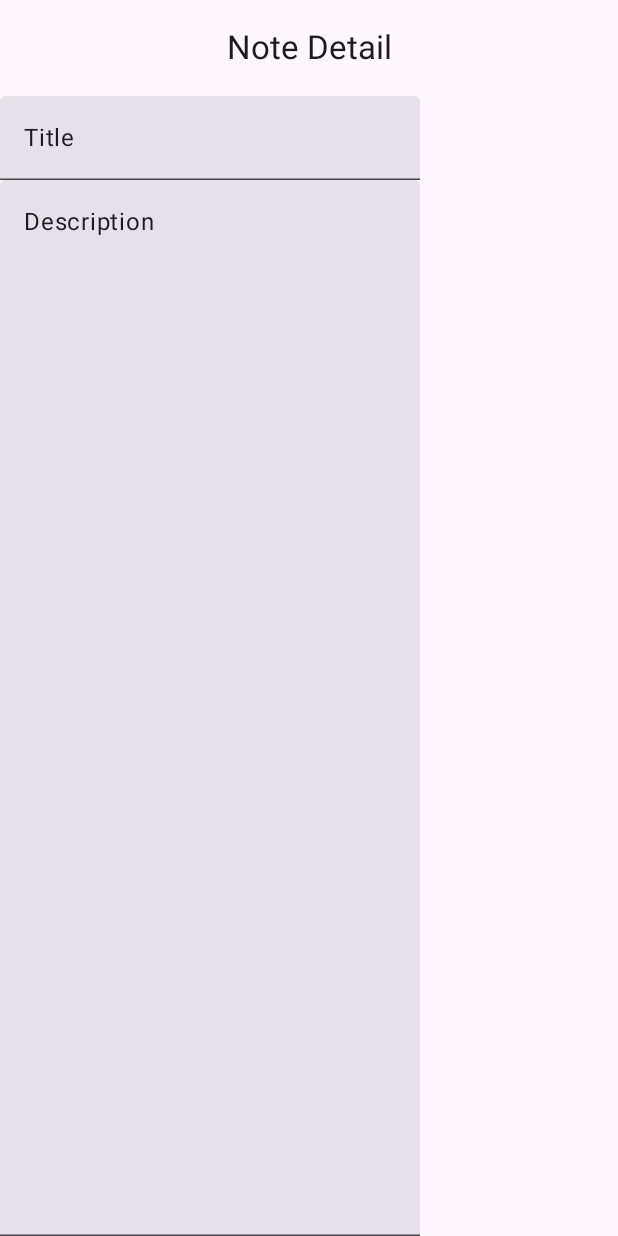
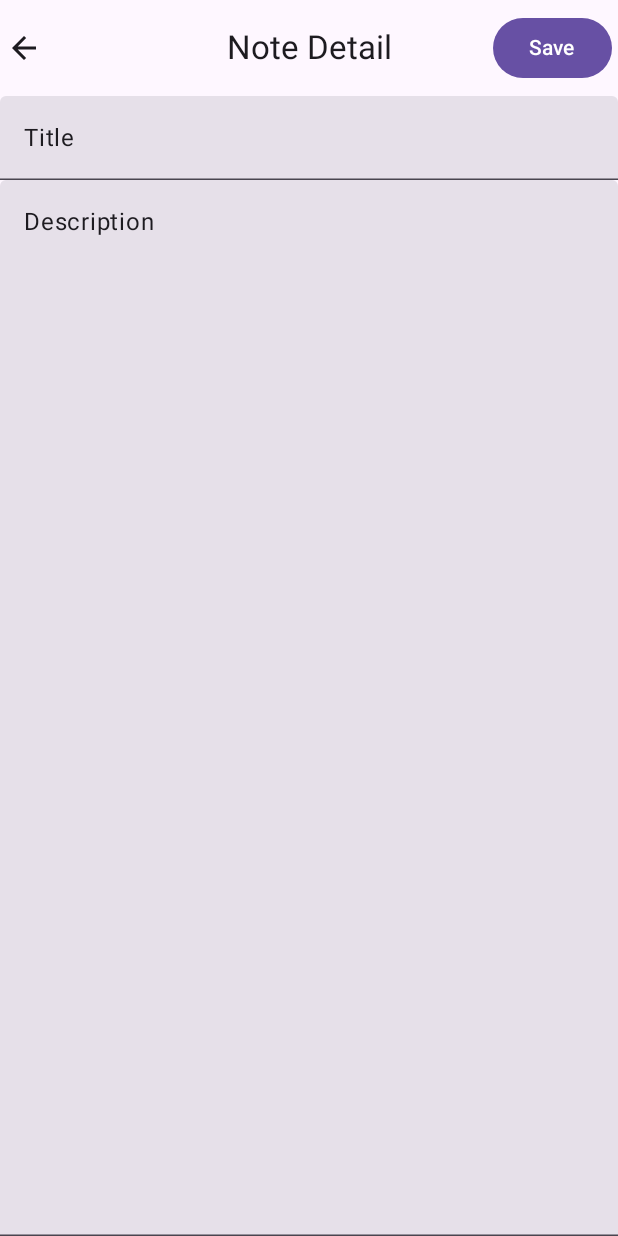
Before and after one commit to SuellenAc/SimpleNotesApp, an Android app built with Jetpack Compose: the screen it shows after launch (MainActivity), after a tap on "title", on a phone screen of 412 x 824 dp. Run offline under Robolectric (Android 15) with nearby library versions, the phone set to English and light mode, and no system bars; our stand-ins replace Dagger/Hilt's generated code.

Commit message:
Added LazyVerticalStaggeredGrid to NoteListScreen and updated DetailScreen layout

```diff
--- a/app/src/main/java/com/suellen/colangelo/notes/presentation/notedetails/NoteDetailsScreen.kt
+++ b/app/src/main/java/com/suellen/colangelo/notes/presentation/notedetails/NoteDetailsScreen.kt
@@ -1,9 +1,15 @@
 package com.suellen.colangelo.notes.presentation.notedetails
 
 import androidx.compose.foundation.layout.Column
+import androidx.compose.foundation.layout.fillMaxSize
+import androidx.compose.foundation.layout.fillMaxWidth
 import androidx.compose.foundation.layout.padding
+import androidx.compose.material.icons.Icons
+import androidx.compose.material.icons.outlined.ArrowBack
+import androidx.compose.material3.Button
 import androidx.compose.material3.CenterAlignedTopAppBar
 import androidx.compose.material3.ExperimentalMaterial3Api
+import androidx.compose.material3.Icon
 import androidx.compose.material3.Scaffold
 import androidx.compose.material3.Text
 import androidx.compose.material3.TextField
@@ -46,19 +52,35 @@ private fun NoteDetailsContent(
                         style = Typography.titleLarge
                     )
                 },
+                navigationIcon = {
+                    // adicionar padding
+                    Icon(Icons.Outlined.ArrowBack, contentDescription = ""/*Todo - accessibility*/)
+                },
+                actions = {
+                    Button(onClick = { /*TODO*/ }) {
+                        Text(text = stringResource(id = R.string.note_detail_screen_save_button))
+                    }
+                },
                 scrollBehavior = TopAppBarDefaults.enterAlwaysScrollBehavior()
             )
         }
     ) { paddingValues ->
-        Column(Modifier.padding(paddingValues)) {
+        Column(
+            Modifier
+                .padding(paddingValues)
+                .fillMaxSize()
+        ) {
             TextField(
                 value = note.title,
+                modifier = Modifier.fillMaxWidth(),
                 onValueChange = { onTitleChanged(it) }
             )
             TextField(
                 value = note.description,
                 onValueChange = { onDescriptionChanged(it) },
-                modifier = Modifier.weight(1f)
+                modifier = Modifier
+                    .weight(1f)
+                    .fillMaxWidth()
             )
         }
     }
--- a/app/src/main/java/com/suellen/colangelo/notes/presentation/notelist/NoteListScreen.kt
+++ b/app/src/main/java/com/suellen/colangelo/notes/presentation/notelist/NoteListScreen.kt
@@ -1,6 +1,7 @@
 package com.suellen.colangelo.notes.presentation.notelist
 
 import androidx.compose.foundation.BorderStroke
+import androidx.compose.foundation.ExperimentalFoundationApi
 import androidx.compose.foundation.clickable
 import androidx.compose.foundation.layout.Arrangement
 import androidx.compose.foundation.layout.Column
@@ -8,11 +9,13 @@ import androidx.compose.foundation.layout.PaddingValues
 import androidx.compose.foundation.layout.Row
 import androidx.compose.foundation.layout.Spacer
 import androidx.compose.foundation.layout.fillMaxSize
+import androidx.compose.foundation.layout.fillMaxWidth
 import androidx.compose.foundation.layout.height
 import androidx.compose.foundation.layout.padding
 import androidx.compose.foundation.layout.size
-import androidx.compose.foundation.lazy.LazyColumn
-import androidx.compose.foundation.lazy.items
+import androidx.compose.foundation.lazy.staggeredgrid.items
+import androidx.compose.foundation.lazy.staggeredgrid.LazyVerticalStaggeredGrid
+import androidx.compose.foundation.lazy.staggeredgrid.StaggeredGridCells
 import androidx.compose.foundation.shape.CircleShape
 import androidx.compose.foundation.shape.RoundedCornerShape
 import androidx.compose.material.icons.Icons
@@ -58,6 +61,7 @@ fun NoteListScreen(
     )
 }
 
+@OptIn(ExperimentalFoundationApi::class)
 @Composable
 private fun NoteListContent(
     notes: List<NoteUiModel>,
@@ -73,7 +77,7 @@ private fun NoteListContent(
             Row(
                 modifier = Modifier
                     .padding(horizontal = 16.dp)
-                    .height(64.dp),
+                    .height(80.dp),
                 verticalAlignment = Alignment.CenterVertically,
                 horizontalArrangement = Arrangement.Center,
             ) {
@@ -106,7 +110,11 @@ private fun NoteListContent(
         },
         modifier = Modifier.fillMaxSize()
     ) { paddingValues ->
-        LazyColumn(
+        LazyVerticalStaggeredGrid(
+            columns = StaggeredGridCells.Adaptive(172.dp),
+            verticalItemSpacing = 8.dp,
+            horizontalArrangement = Arrangement.spacedBy(8.dp),
+            contentPadding = PaddingValues(horizontal = 8.dp),
             modifier = Modifier.padding(paddingValues),
             content = {
                 items(notes) { note ->
@@ -130,13 +138,14 @@ private fun NoteItem(
             modifier = Modifier
                 .clickable { onNoteClick(note) }
                 .padding(16.dp)
+                .fillMaxWidth()
         ) {
             Text(
                 text = note.title,
                 maxLines = maxLines,
                 style = MaterialTheme.typography.titleMedium
             )
-            Spacer(modifier = Modifier.height(8.dp))
+            Spacer(modifier = Modifier.height(4.dp))
             Text(
                 text = note.description,
                 maxLines = maxLines,
--- a/app/src/main/java/com/suellen/colangelo/notes/presentation/notelist/NoteListViewModel.kt
+++ b/app/src/main/java/com/suellen/colangelo/notes/presentation/notelist/NoteListViewModel.kt
@@ -22,7 +22,7 @@ class NoteListViewModel @Inject constructor() : ViewModel() {
             title = "title",
             description = "description"
         )
-        _notes.value = (1..10).map {
+        _notes.value = (1..50).map {
             uiModel
         }
     }
--- a/app/src/main/res/values/strings.xml
+++ b/app/src/main/res/values/strings.xml
@@ -2,5 +2,6 @@
     <string name="app_name">notes</string>
     <string name="notes_screen_title">Notes</string>
     <string name="note_detail_screen_title">Note Detail</string>
+    <string name="note_detail_screen_save_button">Save</string>
     <string name="note_screen_search_placeholder">Search notes</string>
 </resources>
```
